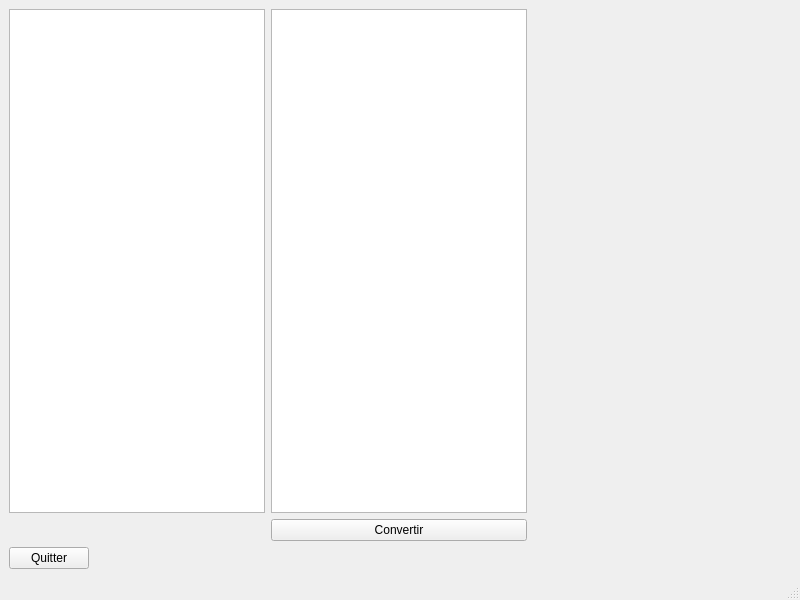
Above: mainwindow.ui from mohamed01000/InterfaceGraphiqueQT before the change. Below: the same form after it.
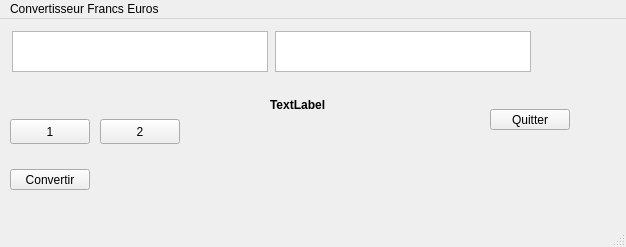
That is the form after the change.

Commit message: Etape 3 - plusieurs nombres via label

```diff
--- a/mainwindow.ui
+++ b/mainwindow.ui
@@ -6,50 +6,121 @@
    <rect>
     <x>0</x>
     <y>0</y>
-    <width>800</width>
-    <height>600</height>
+    <width>626</width>
+    <height>247</height>
    </rect>
   </property>
   <property name="windowTitle">
    <string>MainWindow</string>
   </property>
   <widget class="QWidget" name="centralwidget">
-   <layout class="QFormLayout" name="formLayout_2">
-    <item row="0" column="0">
-     <layout class="QFormLayout" name="formLayout">
-      <item row="0" column="0">
-       <widget class="QTextEdit" name="TFrancs"/>
-      </item>
-      <item row="0" column="1">
-       <widget class="QTextEdit" name="TextEuros"/>
-      </item>
-      <item row="1" column="1">
-       <widget class="QPushButton" name="pushButton">
-        <property name="text">
-         <string>Convertir</string>
-        </property>
-       </widget>
-      </item>
-     </layout>
-    </item>
-    <item row="1" column="0">
-     <widget class="QPushButton" name="MonBouton">
-      <property name="text">
-       <string>Quitter</string>
-      </property>
-     </widget>
-    </item>
-   </layout>
+   <widget class="QPushButton" name="pushButtonConvertir">
+    <property name="geometry">
+     <rect>
+      <x>10</x>
+      <y>150</y>
+      <width>80</width>
+      <height>21</height>
+     </rect>
+    </property>
+    <property name="text">
+     <string>Convertir</string>
+    </property>
+   </widget>
+   <widget class="QPushButton" name="MonBouton">
+    <property name="geometry">
+     <rect>
+      <x>490</x>
+      <y>90</y>
+      <width>80</width>
+      <height>21</height>
+     </rect>
+    </property>
+    <property name="text">
+     <string>Quitter</string>
+    </property>
+   </widget>
+   <widget class="QPushButton" name="pushButton_1">
+    <property name="geometry">
+     <rect>
+      <x>10</x>
+      <y>100</y>
+      <width>80</width>
+      <height>25</height>
+     </rect>
+    </property>
+    <property name="text">
+     <string>1</string>
+    </property>
+   </widget>
+   <widget class="QPushButton" name="pushButton_2">
+    <property name="geometry">
+     <rect>
+      <x>100</x>
+      <y>100</y>
+      <width>80</width>
+      <height>25</height>
+     </rect>
+    </property>
+    <property name="text">
+     <string>2</string>
+    </property>
+   </widget>
+   <widget class="QLabel" name="label">
+    <property name="geometry">
+     <rect>
+      <x>270</x>
+      <y>60</y>
+      <width>131</width>
+      <height>51</height>
+     </rect>
+    </property>
+    <property name="font">
+     <font>
+      <weight>75</weight>
+      <bold>true</bold>
+     </font>
+    </property>
+    <property name="text">
+     <string>TextLabel</string>
+    </property>
+   </widget>
+   <widget class="QTextEdit" name="TFrancs">
+    <property name="geometry">
+     <rect>
+      <x>12</x>
+      <y>12</y>
+      <width>256</width>
+      <height>41</height>
+     </rect>
+    </property>
+   </widget>
+   <widget class="QTextEdit" name="TextEuros">
+    <property name="geometry">
+     <rect>
+      <x>275</x>
+      <y>12</y>
+      <width>256</width>
+      <height>41</height>
+     </rect>
+    </property>
+   </widget>
   </widget>
   <widget class="QMenuBar" name="menubar">
    <property name="geometry">
     <rect>
      <x>0</x>
      <y>0</y>
-     <width>800</width>
-     <height>25</height>
+     <width>626</width>
+     <height>20</height>
     </rect>
    </property>
+   <widget class="QMenu" name="menuConvertisseur_Francs_Euros">
+    <property name="title">
+     <string>Convertisseur Francs Euros </string>
+    </property>
+   </widget>
+   <addaction name="menuConvertisseur_Francs_Euros"/>
   </widget>
   <widget class="QStatusBar" name="statusbar"/>
  </widget>
```
The commit also changes 4 other files.
